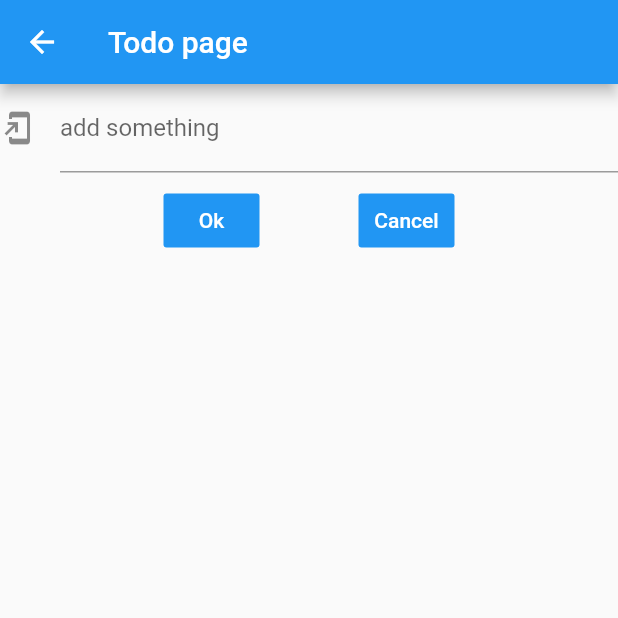
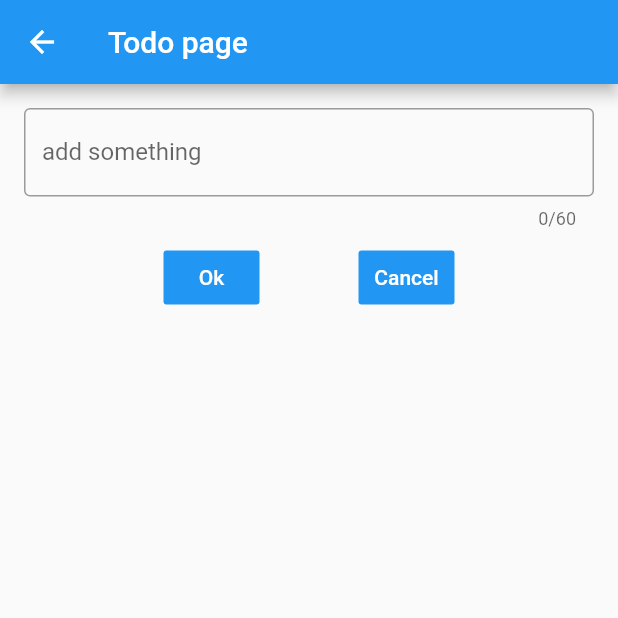
Before and after one commit to gu-tig169/gusxiaha, a Flutter app: the TodoPageView screen opened directly, on a phone screen of 412 x 824 dp, the top half of it. Run offline on Flutter 3.47's test engine with Material 2 defaults, Android fonts, the phone set to English and light mode, and no system bars; network calls fail.

```diff
--- a/lib/TodoInfoWidget.dart
+++ b/lib/TodoInfoWidget.dart
@@ -21,9 +21,9 @@ class TodoInfoWidget extends StatelessWidget {
 
   Widget _setText() {
     if (stuff.isdone == false) {
-      return Text('Status: You have not done this stuff.');
+      return Text('Status: Not Done.');
     } else {
-      return Text('Status: The stuff is done!');
+      return Text('Status: Done.');
     }
   }
 }
--- a/lib/TodoPage.dart
+++ b/lib/TodoPage.dart
@@ -46,15 +46,26 @@ class TodoPageViewState extends State<TodoPageView> {
       ]
       */
       ),
-      body: SingleChildScrollView(
-        child: Column(crossAxisAlignment: CrossAxisAlignment.start, children: [
+      //body: SingleChildScrollView(
+      body: Padding(
+        padding: EdgeInsets.all(16.0),
+        child: Column(
+            mainAxisAlignment: MainAxisAlignment.start,
+            crossAxisAlignment: CrossAxisAlignment.start,
+            children: [
               //TodoInfoWidget(TodoInfo(stuff: this.stuff, isdone: this.isdone)),
               //TextField(controller: textEditingController),
 
               TextField(
+                maxLength: 60,
+                maxLengthEnforced: true,
                 controller: textEditingController,
                 decoration: InputDecoration(
-              icon: Icon(Icons.add_to_home_screen),
+                  //12-03
+                  border: OutlineInputBorder(
+                      borderSide: BorderSide(color: Colors.deepPurpleAccent)),
+
+                  //icon: Icon(Icons.add_to_home_screen),
                   labelText: "add something",
                 ),
                 //autofocus: true,
```
Also changed, not shown: lib/TodoList.dart (+6 -1 lines). Lines whose indentation alone changed are shown as unchanged.
